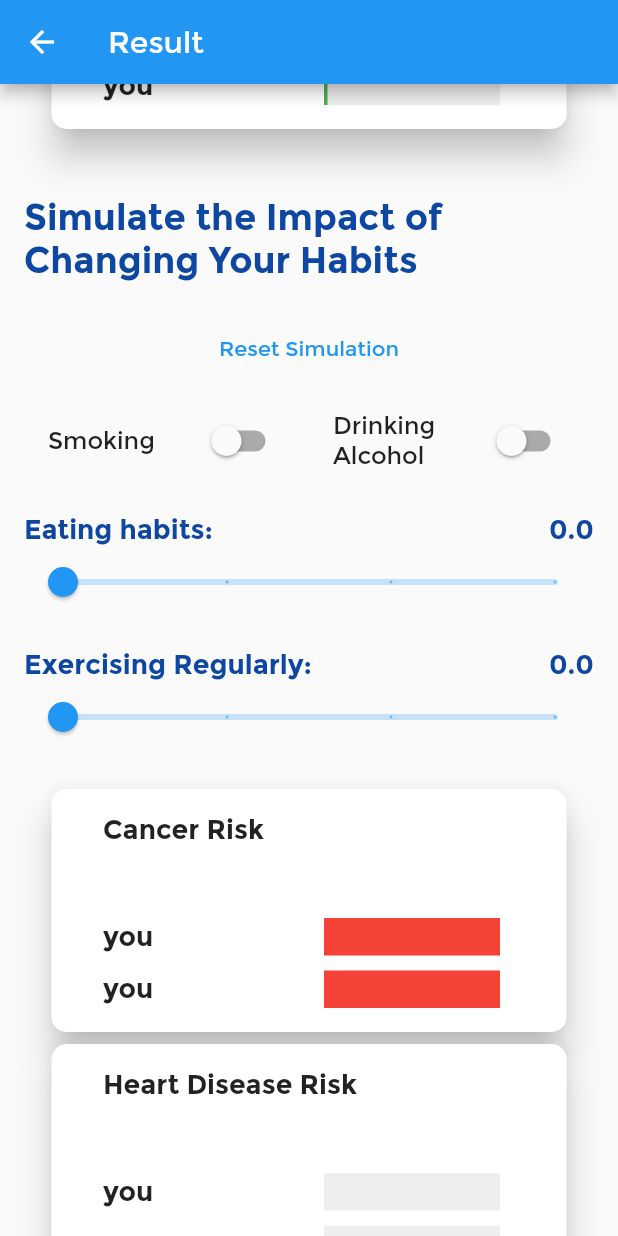
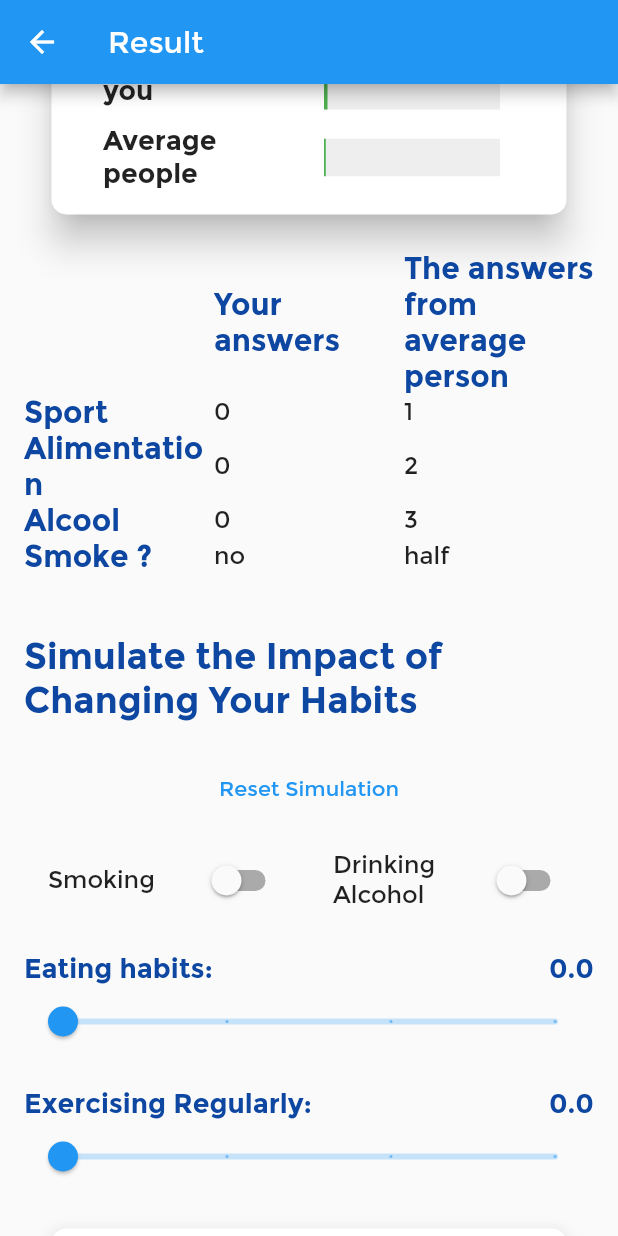
Before and after one commit to ndevanthery/HealthSim, a Flutter app: the ResultPage screen opened directly with empty values, scrolled down 576 dp, after a tap on "Reset Simulation", on a phone screen of 412 x 824 dp. Run offline on Flutter 3.47's test engine with Material 2 defaults, Android fonts, the phone set to English and light mode, and no system bars; drawn by our look-alikes of percent_indicator; our stand-ins replace cloud_firestore, firebase_auth, firebase_core, loading_indicator, tuple; missing offline and left inert: survey_kit; accounts and stored records are empty; generated files the repository leaves out were written again.

Commit message:
normal value + begin traduction + correction algo

```diff
--- a/lib/algorithm/algo.dart
+++ b/lib/algorithm/algo.dart
@@ -66,7 +66,7 @@ double riskAVC(ModelAnswer resultQuestionnaire) {
         coeffCholAge = -0,
         coeffHdlAge = 0;
 
-    if (resultQuestionnaire.gender == 0) {
+    if (resultQuestionnaire.gender == 1) {
       baseAlim = (resultQuestionnaire.alim - alimH) / 3;
       baseSport = (resultQuestionnaire.sport - sportH) / 3;
       //coefficients
@@ -141,6 +141,9 @@ double riskAVC(ModelAnswer resultQuestionnaire) {
     var riskAlim = sumAVC - (sumAVC * alimP * baseAlim);
     var riskSport = sumAVC - (sumAVC * sportP * baseSport);
     resultAVC = (riskAlim + riskSport) / 2 * 100;
+  }
+  if(resultAVC>100) {
+    resultAVC=100;
   }
 
   return resultAVC.roundToDouble();
@@ -274,10 +277,14 @@ double riskDiabete(ModelAnswer resultQuestionnaire) {
   if (points - points.round() != 0) {
     points += 1;
   }
-  if (resultQuestionnaire.gender == 0) {
+  if (resultQuestionnaire.gender == 1) {
     resultDiab = riskTableH.elementAt(points.round());
   } else {
     resultDiab = riskTableF.elementAt(points.round());
+  }
+
+  if(resultDiab>100) {
+    resultDiab=100;
   }
 
   return resultDiab * 1.0;
@@ -299,5 +306,9 @@ double riskCancer(ModelAnswer resultQuestionnaire) {
 
   var resultCancer = sumCancer / 4.0 * 100 + 9;
 
+  if(resultCancer>100) {
+    resultCancer=100;
+  }
+
   return resultCancer.roundToDouble();
 }
--- a/lib/questionnaire/ModelAnswer.dart
+++ b/lib/questionnaire/ModelAnswer.dart
@@ -13,12 +13,14 @@ class ModelAnswer {
       diab,
       inf,
       avc,
-      afinf,
-      afcancer,
-      smoke,
+      alcool,
       alim,
       sport,
-      alcool;
+      afinf;
+
+  double afcancer,
+         smoke;
+
   DateTime date;
 
   //the constructor
--- a/lib/result/result.dart
+++ b/lib/result/result.dart
@@ -24,6 +24,7 @@ class _ResultPageState extends State<ResultPage> {
   late double _eatingValue;
   double _exerciseValue = 2;
   late ModelAnswer simulationQuestionnaire;
+  late ModelAnswer normalValue;
 
   @override
   void initState() {
@@ -37,6 +38,14 @@ class _ResultPageState extends State<ResultPage> {
     _isDrinking = simulationQuestionnaire.alcool == 1;
     _eatingValue = simulationQuestionnaire.alim.toDouble();
     _exerciseValue = simulationQuestionnaire.sport.toDouble();
+    if(simulationQuestionnaire.gender==0){
+      normalValue = ModelAnswer(simulationQuestionnaire.gender, simulationQuestionnaire.age, 173, 79, -1, 0, -1, 0, -1, -1, 0, simulationQuestionnaire.inf, simulationQuestionnaire.avc, 0, 0.03, 0.5, 2, 1, 3, DateTime.now());
+    } else{
+      normalValue = ModelAnswer(simulationQuestionnaire.gender, simulationQuestionnaire.age, 178, 83, -1, 0, -1, 0, -1, -1, 0, simulationQuestionnaire.inf, simulationQuestionnaire.avc, 0, 0.08, 0.5, 2, 1, 3, DateTime.now());
+    }
+    print( "riskCancer ${riskCancer(widget.resultQuestionnaire)}");
+    print( "riskDiab ${riskDiabete(widget.resultQuestionnaire)}");
+    print( "riskAVC ${riskAVC(widget.resultQuestionnaire)}");
   }
 
   @override
@@ -70,19 +79,22 @@ class _ResultPageState extends State<ResultPage> {
                             'Cancer Risk',
                             'Medium',
                             'Higher than Normal',
-                            riskCancer(widget.resultQuestionnaire)),
+                            riskCancer(widget.resultQuestionnaire),
+                            riskCancer(normalValue)),
                         _buildResultsCard(
                             context,
                             'Heart Disease Risk',
                             'High',
                             'Higher than Normal',
-                            riskAVC(widget.resultQuestionnaire)),
+                            riskAVC(widget.resultQuestionnaire),
+                            riskAVC(normalValue)),
                         _buildResultsCard(
                             context,
                             'Diabetes Risk',
                             'Low',
                             'Lower than Normal',
-                            riskDiabete(widget.resultQuestionnaire)),
+                            riskDiabete(widget.resultQuestionnaire),
+                            riskDiabete(normalValue)),
                       ],
                     )
                   : Row(
@@ -93,21 +105,90 @@ class _ResultPageState extends State<ResultPage> {
                             'Cancer Risk',
                             'Medium',
                             'Higher than Normal',
-                            riskCancer(widget.resultQuestionnaire)),
+                            riskCancer(widget.resultQuestionnaire),
+                            riskCancer(normalValue)),
                         _buildResultsCard(
                             context,
                             'Heart Disease Risk',
                             'High',
                             'Higher than Normal',
-                            riskAVC(widget.resultQuestionnaire)),
+                            riskAVC(widget.resultQuestionnaire),
+                            riskAVC(normalValue)),
                         _buildResultsCard(
                             context,
                             'Diabetes Risk',
                             'Low',
                             'Lower than Normal',
-                            riskDiabete(widget.resultQuestionnaire)),
+                            riskDiabete(widget.resultQuestionnaire),
+                            riskDiabete(normalValue)),
                       ],
                     ),
+              const SizedBox(height: 20),
+              //Comparative
+              Table(
+                columnWidths: const <int, TableColumnWidth>{
+                  0: FlexColumnWidth(),
+                  1: FlexColumnWidth(),
+                  2: FlexColumnWidth()
+                },
+                defaultVerticalAlignment: TableCellVerticalAlignment.middle,
+                children:  [
+                  TableRow(
+                      children: [
+                        const Text(""),
+                        Text("Your answers",
+                        style: TextStyle(fontWeight: FontWeight.bold, fontSize: 20, color: Colors.blue[900]),),
+                        Text("The answers from average person",
+                            style: TextStyle(fontWeight: FontWeight.bold, fontSize: 20, color: Colors.blue[900])),
+                      ]
+                  ),
+                  TableRow(
+                      children: [
+                        Text("Sport",
+                            style: TextStyle(fontWeight: FontWeight.bold, fontSize: 20, color: Colors.blue[900])),
+                        Text("${widget.resultQuestionnaire.sport}",
+                          style : const TextStyle(fontSize: 16)),
+                        Text("${normalValue.sport}",
+                            style : const TextStyle(fontSize: 16)),
+                      ]
+                  ),
+                  TableRow(
+                      children: [
+                        Text("Alimentation",
+                            style: TextStyle(fontWeight: FontWeight.bold,fontSize: 20, color: Colors.blue[900])),
+                        Text("${widget.resultQuestionnaire.alim}",
+                            style : const TextStyle(fontSize: 16)),
+                        Text("${normalValue.alim}",
+                            style : const TextStyle(fontSize: 16)),
+                      ]
+                  ),
+                  TableRow(
+                      children: [
+                        Text("Alcool",
+                            style: TextStyle(fontWeight: FontWeight.bold,fontSize: 20, color: Colors.blue[900])),
+                        Text("${widget.resultQuestionnaire.alcool}",
+                            style : const TextStyle(fontSize: 16)),
+                        Text("${normalValue.alcool}",
+                            style : const TextStyle(fontSize: 16)),
+                      ]
+                  ),
+                  TableRow(
+                      children: [
+                        Text("Smoke ?",
+                            style: TextStyle(fontWeight: FontWeight.bold, fontSize: 20, color: Colors.blue[900])),
+                        Container(
+                          child: widget.resultQuestionnaire.smoke==1?
+                          const Text("yes",
+                              style : TextStyle(fontSize: 16)):
+                          const Text("no",
+                              style : TextStyle(fontSize: 16))
+                        ),
+                        const Text("half",
+                            style : TextStyle(fontSize: 16))
+                      ]
+                  ),
+                ],
+              ),
               const SizedBox(height: 20),
               Column(
                 crossAxisAlignment: CrossAxisAlignment.stretch,
@@ -342,19 +423,22 @@ class _ResultPageState extends State<ResultPage> {
                                 'Cancer Risk',
                                 'Medium',
                                 'Higher than Normal',
-                                riskCancer(simulationQuestionnaire)),
+                                riskCancer(simulationQuestionnaire),
+                                riskCancer(normalValue)),
                             _buildResultsCard(
                                 context,
                                 'Heart Disease Risk',
                                 'High',
                                 'Higher than Normal',
-                                riskAVC(simulationQuestionnaire)),
+                                riskAVC(simulationQuestionnaire),
+                                riskAVC(normalValue)),
                             _buildResultsCard(
                                 context,
                                 'Diabetes Risk',
                                 'Low',
                                 'Lower than Normal',
-                                riskDiabete(simulationQuestionnaire)),
+                                riskDiabete(simulationQuestionnaire),
+                                riskDiabete(normalValue)),
                           ],
                         )
                       : Row(
@@ -365,19 +449,22 @@ class _ResultPageState extends State<ResultPage> {
                                 'Cancer Risk',
                                 'Medium',
                                 'Higher than Normal',
-                                riskCancer(simulationQuestionnaire)),
+                                riskCancer(simulationQuestionnaire),
+                                riskCancer(normalValue)),
                             _buildResultsCard(
                                 context,
                                 'Heart Disease Risk',
                                 'High',
                                 'Higher than Normal',
-                                riskAVC(simulationQuestionnaire)),
+                                riskAVC(simulationQuestionnaire),
+                                riskAVC(normalValue)),
                             _buildResultsCard(
                                 context,
                                 'Diabetes Risk',
                                 'Low',
                                 'Lower than Normal',
-                                riskDiabete(simulationQuestionnaire)),
+                                riskDiabete(simulationQuestionnaire),
+                                riskDiabete(normalValue)),
                           ],
                         ),
                   const SizedBox(height: 20),
@@ -391,7 +478,7 @@ class _ResultPageState extends State<ResultPage> {
   }
 
   Widget _buildResultsCard(BuildContext context, String title, String subtitle,
-      String rank, double risk) {
+      String rank, double risk, double normalRisk) {
     return Card(
       elevation: 10,
       shape: RoundedRectangleBorder(
@@ -449,7 +536,7 @@ class _ResultPageState extends State<ResultPage> {
                           mainAxisAlignment: MainAxisAlignment.spaceBetween,
                           children: [
                             Expanded(
-                              child: Text("you",
+                              child: Text("Average people",
                                   style: const TextStyle(
                                       fontWeight: FontWeight.bold,
                                       fontSize: 18.0)),
@@ -461,8 +548,8 @@ class _ResultPageState extends State<ResultPage> {
                               animation: true,
                               animationDuration: 600,
                               animateFromLastPercent: true,
-                              percent: risk / 100,
-                              progressColor: _getRiskColor(risk),
+                              percent: normalRisk / 100,
+                              progressColor: _getRiskColor(normalRisk),
                               backgroundColor: Colors.grey.shade200,
                             ))
                           ],
@@ -518,7 +605,7 @@ class _ResultPageState extends State<ResultPage> {
                     mainAxisAlignment: MainAxisAlignment.spaceBetween,
                     children: [
                       Expanded(
-                        child: Text("you",
+                        child: Text("Average people",
                             style: const TextStyle(
                                 fontWeight: FontWeight.bold, fontSize: 18.0)),
                       ),
@@ -529,8 +616,8 @@ class _ResultPageState extends State<ResultPage> {
                         animation: true,
                         animationDuration: 600,
                         animateFromLastPercent: true,
-                        percent: risk / 100,
-                        progressColor: _getRiskColor(risk),
+                        percent: normalRisk / 100,
+                        progressColor: _getRiskColor(normalRisk),
                         backgroundColor: Colors.grey.shade200,
                       ))
                     ],
```
Also changed, not shown: lib/l10n/app_fr.arb (+67 -0 lines), lib/questionnaire/questionnaire.dart (+24 -19 lines).
